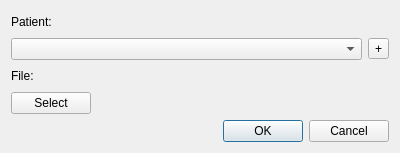
Oli4/oat, file oat/views/ui/ui_upload_dialog.ui: the form before one commit.
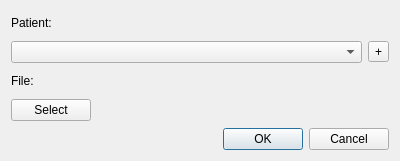
The form after the commit. Icons and pictures are not drawn.

The edit to the form file:
```diff
--- a/oat/views/ui/ui_upload_dialog.ui
+++ b/oat/views/ui/ui_upload_dialog.ui
@@ -7,7 +7,7 @@
                 <x>0</x>
                 <y>0</y>
                 <width>400</width>
-                <height>153</height>
+                <height>161</height>
             </rect>
         </property>
         <property name="windowTitle">
```
